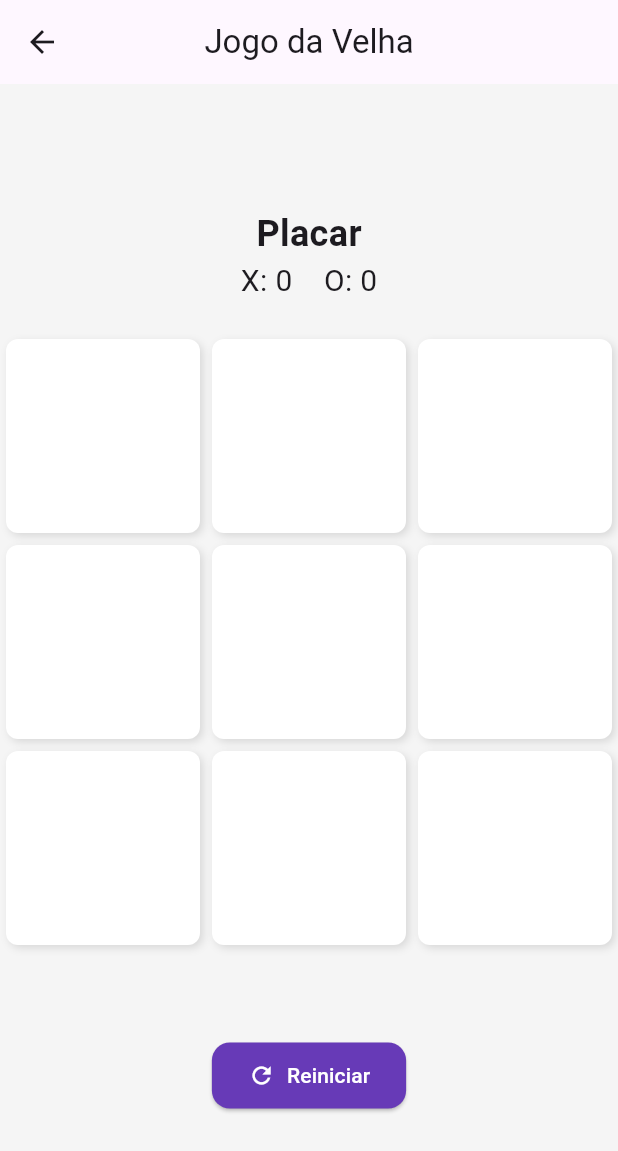
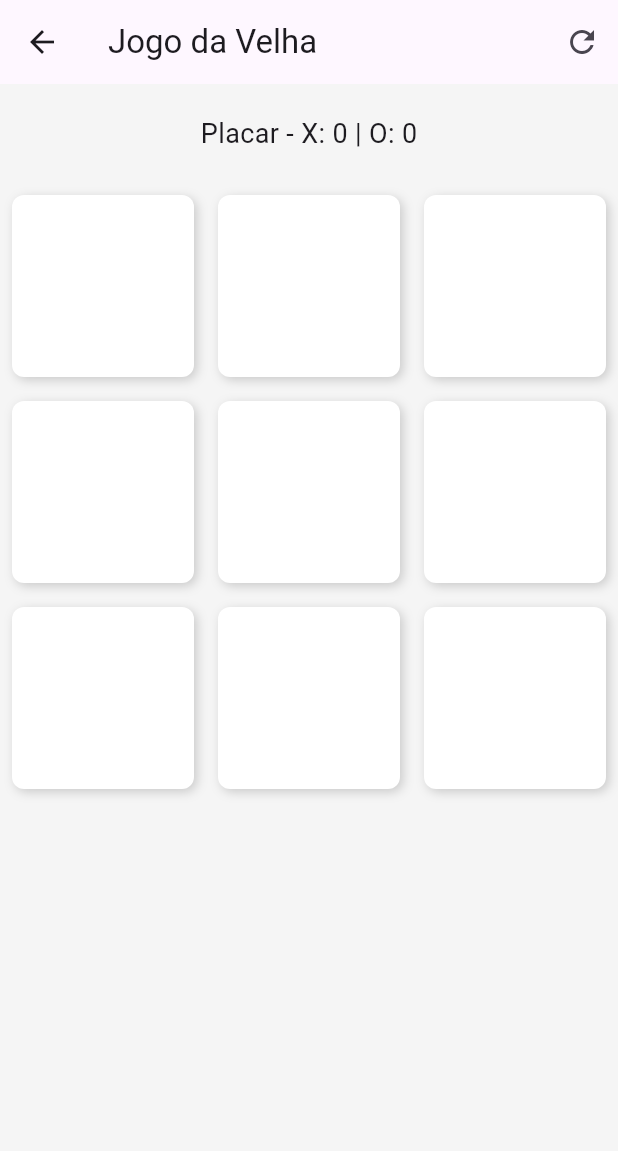
Before and after one commit to Adeilson98/jogo_da_velha, a Flutter app: the screen it shows after launch, after a tap on "Iniciar Jogo", on a phone screen of 412 x 824 dp. Shown: the top 1151 px of the screen. Run offline on Flutter 3.47's test engine with Material 3 defaults, Android fonts, the phone set to English and light mode, and no system bars.

Commit message:
Reorganização dos códigos e modo escuro adicionado

```diff
--- /dev/null
+++ b/lib/jogo_da_velha.dart
@@ -0,0 +1,172 @@
+import 'package:flutter/material.dart';
+
+class JogoDaVelha extends StatefulWidget {
+
+  @override
+  State<JogoDaVelha> createState() => _JogoDaVelhaState();
+
+}
+
+class _JogoDaVelhaState extends State<JogoDaVelha> {
+
+  List<String> _tabuleiro = List.filled(9, '');
+  String _jogadorAtual = 'X';
+  String? _vencedor;
+  int _placarX = 0;
+  int _placarO = 0;
+
+  void _resetarTabuleiro() {
+
+    setState(() {
+      _tabuleiro = List.filled(9, '');
+      _vencedor = null;
+      _jogadorAtual = 'X';
+    });
+
+  }
+
+  void _resetarPlacar() {
+
+    setState(() {
+      _placarX = 0;
+      _placarO = 0;
+      _resetarTabuleiro();
+    });
+
+  }
+
+  void _fazerJogada(int index) {
+
+    if(_tabuleiro[index] == '' && _vencedor == null) {
+
+      setState(() {
+        _tabuleiro[index] = _jogadorAtual;
+        _verificarVencedor();
+        _jogadorAtual = _jogadorAtual == 'X' ? 'O' : 'X';
+      });
+
+    }
+
+  }
+
+  void _verificarVencedor() {
+
+    List<List<int>> combinacoes = [
+      [0,1,2], [3,4,5], [6,7,8], //linhas
+      [0,3,6], [1,4,7], [2,5,8], //colunas
+      [0,4,8], [2,4,6]           //diagonais
+    ];
+
+    for(var combinacao in combinacoes) {
+
+      String a = _tabuleiro[combinacao[0]];
+      String b = _tabuleiro[combinacao[1]];
+      String c = _tabuleiro[combinacao[2]];
+
+      if(a != '' && a == b && b == c) {
+
+        setState(() {
+          _vencedor = a;
+          if(a == 'X') {
+
+            _placarX++;
+
+          } else {
+
+            _placarO++;
+
+          }
+        });
+
+        return;
+
+      }
+
+    }
+
+  }
+
+  @override
+  Widget build(BuildContext context) {
+
+    return Scaffold(
+      appBar: AppBar(
+        title: const Text('Jogo da Velha'),
+        actions: [
+          IconButton(
+            icon: const Icon(Icons.refresh),
+            tooltip: 'Zerar placar',
+            onPressed: _resetarPlacar,
+          ),
+        ],
+      ),
+      body: Column(
+        children: [
+          const SizedBox(height: 20),
+          Text(
+            'Placar - X: $_placarX | O: $_placarO',
+            style: const TextStyle(fontSize: 18),
+          ),
+          const SizedBox(height: 20),
+          Expanded(
+            child: GridView.builder(
+              itemCount: 9,
+              gridDelegate: const SliverGridDelegateWithFixedCrossAxisCount(
+                crossAxisCount: 3,
+              ),
+              itemBuilder: (context, index) {
+                return GestureDetector(
+                  onTap: () => _fazerJogada(index),
+                  child: Container(
+                    margin: const EdgeInsets.all(8),
+                    decoration: BoxDecoration(
+                      color: Colors.white,
+                      borderRadius: BorderRadius.circular(8),
+                      boxShadow: [
+                        BoxShadow(
+                          color: Colors.grey.withOpacity(0.5),
+                          blurRadius: 5,
+                          offset: const Offset(2, 2)
+                        ),
+                      ],
+                    ),
+                    child: Center(
+                      child: Text(
+                        _tabuleiro[index],
+                        style: TextStyle(
+                          fontSize: 48,
+                          color: _tabuleiro[index] == 'X'
+                            ? Colors.deepPurple
+                              : Colors.orange,
+                        ),
+                      ),
+                    ),
+                  ),
+                );
+              },
+            ),
+          ),
+          if(_vencedor != null)
+            Padding(
+              padding: const EdgeInsets.all(16.0),
+              child: Column(
+                children: [
+                  Text(
+                    '$_vencedor venceu!',
+                    style: const TextStyle(fontSize: 24, fontWeight: FontWeight.bold),
+                  ),
+                  const SizedBox(height: 10),
+                  ElevatedButton(
+                    onPressed: _resetarTabuleiro,
+                    child: const Text('Jogar novamente'),
+                  )
+                ],
+              ),
+            )
+        ],
+      ),
+    );
+
+  }
+
+}
--- a/lib/main.dart
+++ b/lib/main.dart
@@ -5,194 +5,43 @@ void main() {
   runApp(const JogoDaVelhaApp());
 }
 
-class JogoDaVelhaApp extends StatelessWidget {
+class JogoDaVelhaApp extends StatefulWidget {
   const JogoDaVelhaApp({super.key});
 
   // This widget is the root of your application.
   @override
+  State<JogoDaVelhaApp> createState() => _JogoDaVelhaState();
+}
+
+class _JogoDaVelhaState extends State<JogoDaVelhaApp> {
+
+  bool _modoEscuro = false;
+
+  @override
   Widget build(BuildContext context) {
+
     return MaterialApp(
       title: 'Jogo da Velha',
-      theme: ThemeData(
-        primarySwatch: Colors.deepPurple,
+      theme: _modoEscuro
+      ? ThemeData.dark()
+      : ThemeData.light().copyWith(
+        primaryColor: Colors.deepPurple,
         scaffoldBackgroundColor: Colors.grey[100],
-        textTheme: TextTheme(
-          bodyLarge: TextStyle(fontSize: 20),
+        textTheme: ThemeData.light().textTheme.copyWith(
+          bodyLarge: const TextStyle(fontSize: 20),
         ),
       ),
-      home: TelaInicial(),
       debugShowCheckedModeBanner: false,
+      home: TelaInicial(
+        modoEscuro: _modoEscuro,
+        alternarTema: () {
+          setState(() {
+            _modoEscuro = !_modoEscuro;
+          });
+        },
+      ),
     );
-  }
-}
-
-class JogoDaVelha extends StatefulWidget {
-  @override
-  _JogoDaVelhaState createState() => _JogoDaVelhaState();
-}
-
-class _JogoDaVelhaState extends State<JogoDaVelha> {
-  List<String> _tabuleiro = List.filled(9, '');
-  String _jogadorAtual = 'X';
-  int _placarX = 0;
-  int _placarO = 0;
-  String _mensagem = '';
-
-  void _fazerJogada(int index) {
-
-    if(_tabuleiro[index] == '' && _mensagem == '') {
-
-      setState(() {
-        _tabuleiro[index] = _jogadorAtual;
-        if(_verificarVencedor(_jogadorAtual)) {
-          _mensagem = 'Jogador $_jogadorAtual venceu!';
-          if(_jogadorAtual == 'X') {
-            _placarX++;
-          } else {
-            _placarO++;
-          }
-          _mostrarDialog(_mensagem);
-        } else if (!_tabuleiro.contains('')) {
-          _mensagem = 'Empate!';
-          _mostrarDialog(_mensagem);
-        } else {
-          _jogadorAtual = _jogadorAtual == 'X' ? 'O' : 'X';
-        }
-      });
-
-    }
 
   }
 
-  void _mostrarDialog(String titulo) {
-    showDialog(
-      context: context,
-      builder: (context) {
-        return AlertDialog(
-          title: Text(titulo),
-          actions: [
-            TextButton(
-              onPressed: () {
-                Navigator.of(context).pop();
-                _reiniciarJogo();
-              },
-              child: Text('Jogar Novamente'),
-            ),
-            TextButton(
-              onPressed: () {
-                Navigator.of(context).pop();
-                setState(() {
-                  _reiniciarJogo();
-                  _placarX = 0;
-                  _placarO = 0;
-                });
-              },
-              child: Text('Resetar Placar'),
-            ),
-          ],
-        );
-      },
-    );
-  }
-
-  bool _verificarVencedor(String jogador) {
-    List<List<int>> combinacoes = [
-      [0,1,2], [3,4,5], [6,7,8], //Lihas
-      [0,3,6], [1,4,7], [2,5,8], //Colunas
-      [0,4,8], [2,4,6], //Diagonais
-    ];
-
-    for(var combinacao in combinacoes) {
-      if(_tabuleiro[combinacao[0]] == jogador && _tabuleiro[combinacao[1]] == jogador && _tabuleiro[combinacao[2]] == jogador) {
-        return true;
-      }
-    }
-
-    return false;
-  }
-
-  void _reiniciarJogo() {
-    setState(() {
-      _tabuleiro = List.filled(9, '');
-      _jogadorAtual = 'X';
-      _mensagem = '';
-    });
-  }
-
-  @override
-  Widget build(BuildContext context) {
-    return Scaffold(
-      appBar: AppBar(
-        title: Text('Jogo da Velha'),
-        centerTitle: true,
-      ),
-      body: Column(
-        mainAxisAlignment: MainAxisAlignment.center,
-        children: [
-          Text(
-            'Placar',
-            style: TextStyle(fontSize: 24, fontWeight: FontWeight.bold),
-          ),
-          Text('X: $_placarX    O: $_placarO',
-              style: TextStyle(fontSize: 20)),
-          SizedBox(height: 20),
-          GridView.builder(
-            shrinkWrap: true,
-            itemCount: 9,
-            gridDelegate:
-            SliverGridDelegateWithFixedCrossAxisCount(crossAxisCount: 3),
-            itemBuilder: (context, index) {
-              return GestureDetector(
-                onTap: () => _fazerJogada(index),
-                child: Container(
-                  margin: EdgeInsets.all(4),
-                  decoration: BoxDecoration(
-                    color: Colors.white,
-                    borderRadius: BorderRadius.circular(8),
-                    boxShadow: [
-                      BoxShadow(
-                        color: Colors.black12,
-                        blurRadius: 4,
-                        offset: Offset(2, 2),
-                      )
-                    ]
-                  ),
-                  child: Center(
-                    child: Text(
-                      _tabuleiro[index],
-                      style: TextStyle(
-                        fontSize: 40,
-                        fontWeight: FontWeight.bold,
-                        color: _tabuleiro[index] == 'X' ? Colors.blue : Colors.red,
-                      ),
-                    ),
-                  ),
-                ),
-              );
-            },
-          ),
-          SizedBox(height: 20),
-          Text(
-            _mensagem,
-            style: TextStyle(fontSize: 20, color: Colors.blue),
-          ),
-          SizedBox(height: 10),
-          ElevatedButton.icon(
-            onPressed: _reiniciarJogo,
-            icon: Icon(Icons.refresh),
-            label: Text('Reiniciar'),
-            style: ElevatedButton.styleFrom(
-              padding: EdgeInsets.symmetric(horizontal: 24, vertical: 12),
-              backgroundColor: Colors.deepPurple,
-              foregroundColor: Colors.white,
-              shape: RoundedRectangleBorder(
-                borderRadius: BorderRadius.circular(12),
-              )
-            ),
-          )
-        ],
-      ),
-    );
-  }
-
 }
--- a/lib/tela_inicial.dart
+++ b/lib/tela_inicial.dart
@@ -1,30 +1,47 @@
 import 'package:flutter/material.dart';
-import 'main.dart';
-
+import 'jogo_da_velha.dart';
 
 class TelaInicial extends StatelessWidget {
 
-  const TelaInicial({super.key});
+  final bool modoEscuro;
+  final VoidCallback alternarTema;
+
+  const TelaInicial({
+    super.key,
+    required this.modoEscuro,
+    required this.alternarTema,
+  });
 
   @override
   Widget build(BuildContext context) {
     return Scaffold(
-      backgroundColor: Colors.deepPurple[50],
+      appBar: AppBar(
+        title: const Text(''),
+        actions: [
+          IconButton(
+            icon: Icon(modoEscuro ? Icons.light_mode : Icons.dark_mode),
+            onPressed: alternarTema,
+          ),
+        ],
+        backgroundColor: Colors.transparent,
+        elevation: 0,
+      ),
+      backgroundColor: modoEscuro ? Colors.black : Colors.deepPurple[50],
       body: Center(
         child: Column(
           mainAxisSize: MainAxisSize.min,
           children: [
-            Icon(Icons.games, size: 100, color: Colors.deepPurple),
-            SizedBox(height: 20),
+            const Icon(Icons.games, size: 100, color: Colors.deepPurple),
+            const SizedBox(height: 20,),
             Text(
               'Jogo da Velha',
               style: TextStyle(
                 fontSize: 32,
                 fontWeight: FontWeight.bold,
-                color: Colors.deepPurple[800],
+                color: modoEscuro ? Colors.white : Colors.deepPurple[800],
               ),
             ),
-            SizedBox(height: 40),
+            const SizedBox(height: 40),
             ElevatedButton(
               onPressed: () {
                 Navigator.push(
@@ -33,15 +50,15 @@ class TelaInicial extends StatelessWidget {
                 );
               },
               style: ElevatedButton.styleFrom(
-                padding: EdgeInsets.symmetric(horizontal: 32, vertical: 16),
+                padding: const EdgeInsets.symmetric(horizontal: 32, vertical: 16),
                 backgroundColor: Colors.deepPurple,
                 foregroundColor: Colors.white,
                 shape: RoundedRectangleBorder(
-                  borderRadius: BorderRadius.circular(12),
+                  borderRadius: BorderRadius.circular(12)
                 ),
               ),
-              child: Text('Iniciar Jogo'),
-            )
+              child: const Text('Iniciar Jogo'),
+            ),
           ],
         ),
       ),
```
